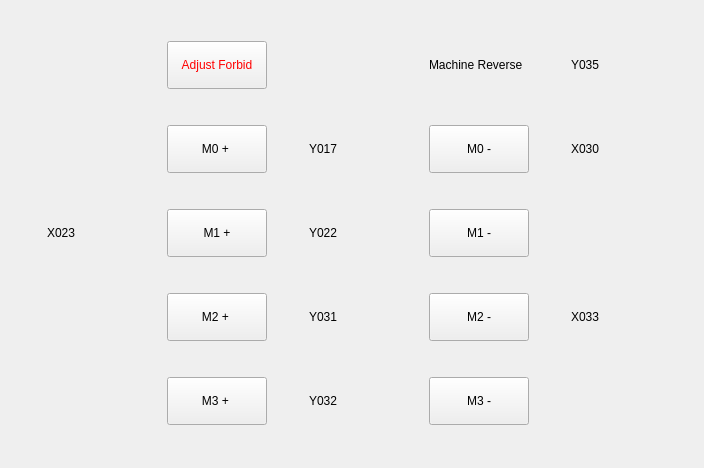
The window that hcmanualoperation/hcmanualadjustframe.ui (dongdong-2009/3-5AxisRobot) describes before a commit, drawn with Qt 5.
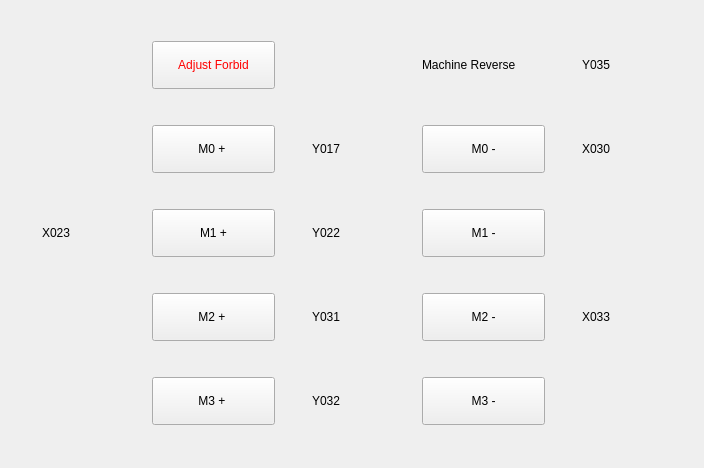
The same window after the commit. Icons and pictures are not drawn.

```diff
--- a/hcmanualoperation/hcmanualadjustframe.ui
+++ b/hcmanualoperation/hcmanualadjustframe.ui
@@ -169,13 +169,13 @@
      </property>
      <property name="minimumSize">
       <size>
-       <width>60</width>
+       <width>120</width>
        <height>48</height>
       </size>
      </property>
      <property name="maximumSize">
       <size>
-       <width>100</width>
+       <width>123</width>
        <height>48</height>
       </size>
      </property>
@@ -188,13 +188,13 @@
     <widget class="QToolButton" name="AdjustForbidButton">
      <property name="minimumSize">
       <size>
-       <width>100</width>
+       <width>120</width>
        <height>48</height>
       </size>
      </property>
      <property name="maximumSize">
       <size>
-       <width>100</width>
+       <width>123</width>
        <height>16777215</height>
       </size>
      </property>
```
Left out of the diff: 22 changed lines with no effect on the pictures.
